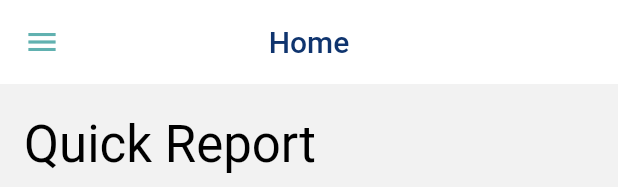
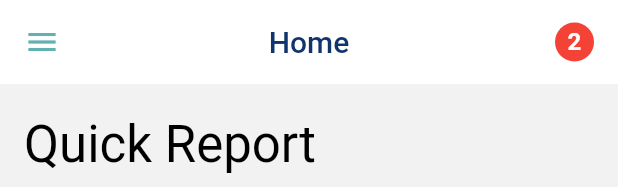
Before and after one commit to influenzanet/app, a Flutter app: the HomePage widget shown alone on an empty page, opened directly, on a phone screen of 412 x 824 dp. Shown: the top 187 px of the screen. Run offline on Flutter 3.47's test engine with Material 2 defaults, Android fonts, the phone set to English and light mode, and no system bars; our stand-ins replace circular_check_box.

Commit message:
NotificationButton mockup on HomePage.

```diff
--- a/lib/ui/common/widgets/pages/scaffold-page.dart
+++ b/lib/ui/common/widgets/pages/scaffold-page.dart
@@ -1,6 +1,7 @@
 import 'package:InfluenzaNet/ui/common/widgets/app-bars/themed-app-bar.dart';
 import 'package:InfluenzaNet/ui/common/widgets/scaffolds/themed-scaffold.dart';
 import 'package:InfluenzaNet/ui/main/drawer/main-drawer.dart';
+import 'package:InfluenzaNet/ui/main/notifications/notification-button.dart';
 import 'package:flutter/material.dart';
 
 abstract class ScaffoldPage extends StatelessWidget {
@@ -8,12 +9,14 @@ abstract class ScaffoldPage extends StatelessWidget {
   final bool appBar;
   final bool drawer;
   final bool scrollable;
+  final bool notificationButton;
 
   ScaffoldPage({
     @required this.titleText,
     this.appBar = true,
     this.drawer = true,
     this.scrollable = false,
+    this.notificationButton = false,
   });
 
   @override
@@ -38,6 +41,9 @@ abstract class ScaffoldPage extends StatelessWidget {
         ? ThemedAppBar(
             themeData,
             titleText: titleText,
+            actions: <Widget>[
+              if (notificationButton) NotificationButton(),
+            ],
           )
         : null;
   }
--- a/lib/ui/main/home/home-page.dart
+++ b/lib/ui/main/home/home-page.dart
@@ -7,7 +7,7 @@ import 'package:InfluenzaNet/ui/main/news/news-item.dart';
 import 'package:flutter/material.dart';
 
 class HomePage extends ScaffoldPage {
-  HomePage() : super(titleText: 'Home');
+  HomePage() : super(titleText: 'Home', notificationButton: true);
 
   @override
   Widget buildBody(BuildContext context, ThemeData themeData) {
--- /dev/null
+++ b/lib/ui/main/notifications/notification-button.dart
@@ -0,0 +1,34 @@
+import 'package:flutter/material.dart';
+
+class NotificationButton extends StatelessWidget {
+  @override
+  Widget build(BuildContext context) {
+    return Center(
+      child: Padding(
+        padding: const EdgeInsets.only(right: 5.0),
+        child: Ink(
+          decoration: BoxDecoration(borderRadius: BorderRadius.circular(100)),
+          width: 48,
+          height: 48,
+          child: InkWell(
+            borderRadius: BorderRadius.circular(100),
+            highlightColor: Colors.red[100].withOpacity(0.5),
+            splashColor: Colors.red[100].withOpacity(0.75),
+            onTap: () {},
+            child: Center(
+              child: Container(
+                  width: 26,
+                  height: 26,
+                  decoration: BoxDecoration(color: Colors.red, borderRadius: BorderRadius.circular(100)),
+                  child: Center(
+                      child: Text(
+                    '2',
+                    style: TextStyle(color: Colors.white, fontWeight: FontWeight.w600, fontSize: 16.0),
+                  ))),
+            ),
+          ),
+        ),
+      ),
+    );
+  }
+}
```
